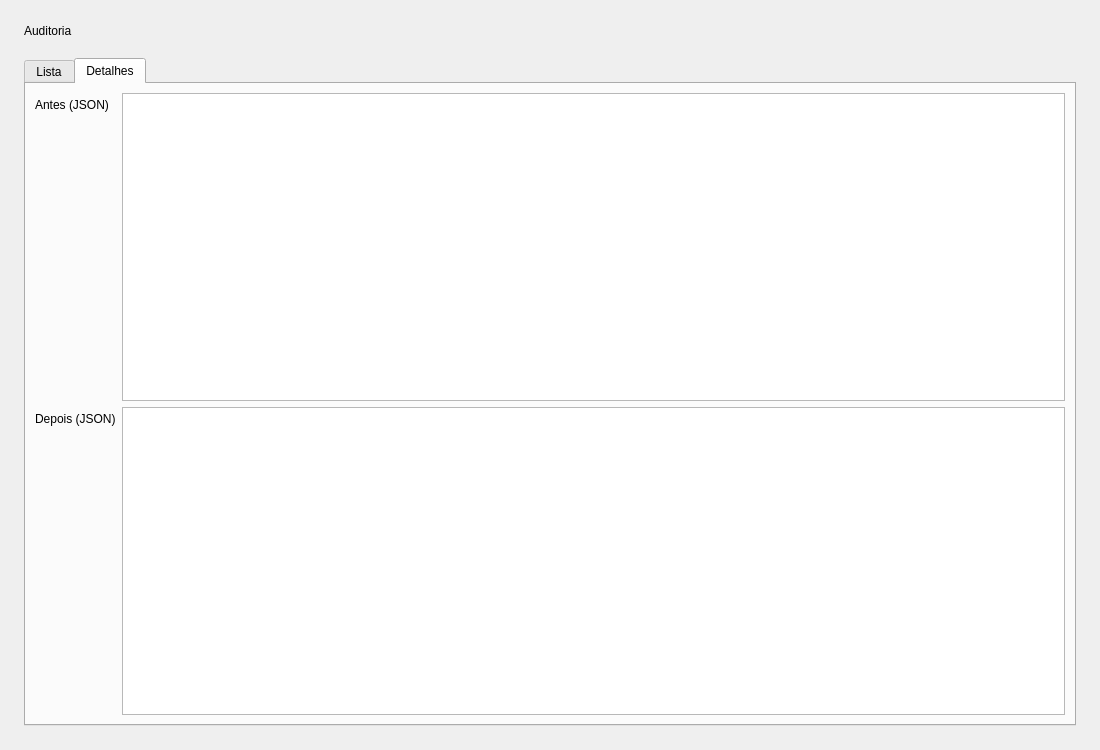
Old version of the form patp-main/Teste-Patrimonio/frontend/auditoria.ui in the repository zecadelgado/patp.
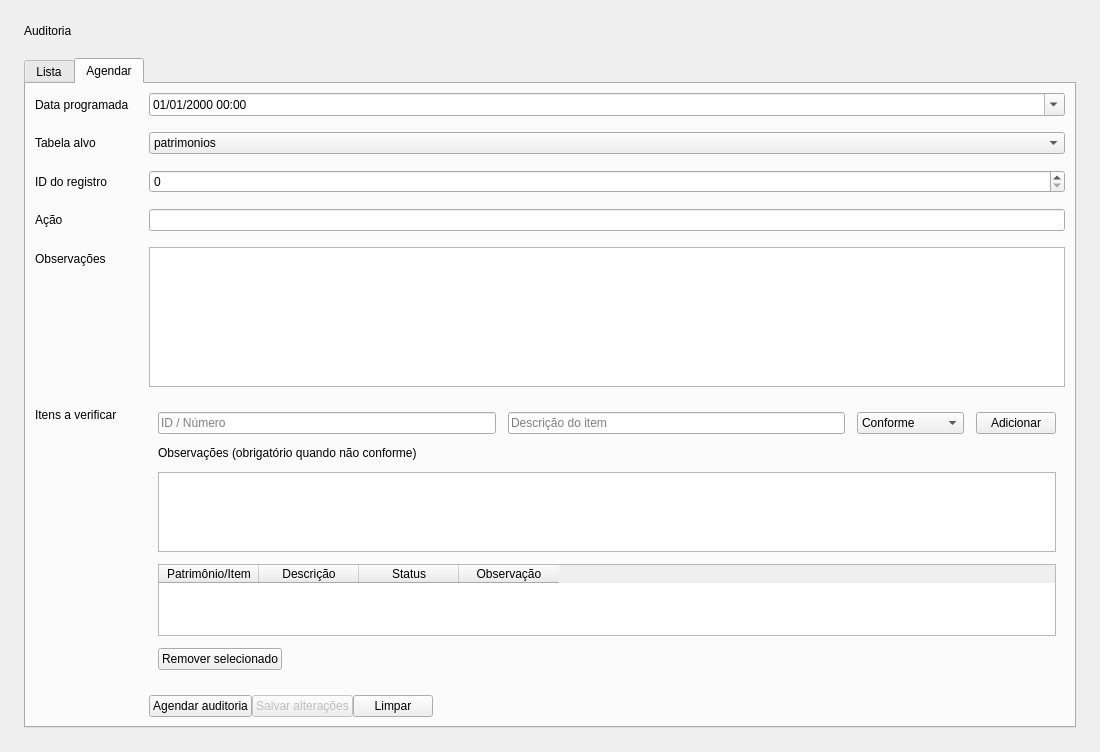
New version of the form. The open tabs and pages were chosen to show the change.

Patch:
```diff
--- a/patp-main/Teste-Patrimonio/frontend/auditoria.ui
+++ b/patp-main/Teste-Patrimonio/frontend/auditoria.ui
@@ -91,28 +91,297 @@
           </widget>
           <widget class="QWidget" name="tab_detalhes">
             <attribute name="title">
-              <string>Detalhes</string>
+              <string>Agendar</string>
             </attribute>
-            <layout class="QFormLayout" name="form">
+            <layout class="QFormLayout" name="form_agendar">
+              <property name="horizontalSpacing">
+                <number>20</number>
+              </property>
+              <property name="verticalSpacing">
+                <number>16</number>
+              </property>
               <item row="0" column="0">
                 <widget class="QLabel" name="lblAntes">
                   <property name="text">
-                    <string>Antes (JSON)</string>
+                    <string>Data programada</string>
                   </property>
                 </widget>
               </item>
               <item row="0" column="1">
-                <widget class="QPlainTextEdit" name="pte_antes" />
+                <widget class="QDateTimeEdit" name="dt_agendamento">
+                  <property name="calendarPopup">
+                    <bool>true</bool>
+                  </property>
+                  <property name="displayFormat">
+                    <string>dd/MM/yyyy HH:mm</string>
+                  </property>
+                </widget>
               </item>
               <item row="1" column="0">
                 <widget class="QLabel" name="lblDepois">
                   <property name="text">
-                    <string>Depois (JSON)</string>
+                    <string>Tabela alvo</string>
                   </property>
                 </widget>
               </item>
               <item row="1" column="1">
-                <widget class="QPlainTextEdit" name="pte_depois" />
+                <widget class="QComboBox" name="cb_tabela_auditoria">
+                  <item>
+                    <property name="text">
+                      <string>patrimonios</string>
+                    </property>
+                  </item>
+                  <item>
+                    <property name="text">
+                      <string>manutencoes</string>
+                    </property>
+                  </item>
+                  <item>
+                    <property name="text">
+                      <string>movimentacoes</string>
+                    </property>
+                  </item>
+                  <item>
+                    <property name="text">
+                      <string>notas_fiscais</string>
+                    </property>
+                  </item>
+                  <item>
+                    <property name="text">
+                      <string>setores_locais</string>
+                    </property>
+                  </item>
+                </widget>
+              </item>
+              <item row="2" column="0">
+                <widget class="QLabel" name="lblRegistro">
+                  <property name="text">
+                    <string>ID do registro</string>
+                  </property>
+                </widget>
+              </item>
+              <item row="2" column="1">
+                <widget class="QSpinBox" name="sb_registro_auditoria">
+                  <property name="maximum">
+                    <number>999999999</number>
+                  </property>
+                </widget>
+              </item>
+              <item row="3" column="0">
+                <widget class="QLabel" name="lblAcao">
+                  <property name="text">
+                    <string>Ação</string>
+                  </property>
+                </widget>
+              </item>
+              <item row="3" column="1">
+                <widget class="QLineEdit" name="le_acao_auditoria" />
+              </item>
+              <item row="4" column="0">
+                <widget class="QLabel" name="lblObservacoes">
+                  <property name="text">
+                    <string>Observações</string>
+                  </property>
+                </widget>
+              </item>
+              <item row="4" column="1">
+                <widget class="QPlainTextEdit" name="pte_observacoes_auditoria">
+                  <property name="minimumSize">
+                    <size>
+                      <width>0</width>
+                      <height>140</height>
+                    </size>
+                  </property>
+                </widget>
+              </item>
+              <item row="5" column="0">
+                <widget class="QLabel" name="lblItensAuditoria">
+                  <property name="text">
+                    <string>Itens a verificar</string>
+                  </property>
+                </widget>
+              </item>
+              <item row="5" column="1">
+                <widget class="QFrame" name="frame_itens_auditoria">
+                  <property name="frameShape">
+                    <enum>QFrame::Shape::NoFrame</enum>
+                  </property>
+                  <layout class="QVBoxLayout" name="verticalLayout_itens">
+                    <property name="spacing">
+                      <number>12</number>
+                    </property>
+                    <item>
+                      <layout class="QHBoxLayout" name="layout_item_inputs">
+                        <item>
+                          <widget class="QLineEdit" name="le_item_id_auditoria">
+                            <property name="placeholderText">
+                              <string>ID / Número</string>
+                            </property>
+                          </widget>
+                        </item>
+                        <item>
+                          <widget class="QLineEdit" name="le_item_descricao_auditoria">
+                            <property name="placeholderText">
+                              <string>Descrição do item</string>
+                            </property>
+                          </widget>
+                        </item>
+                        <item>
+                          <widget class="QComboBox" name="cb_item_conformidade">
+                            <item>
+                              <property name="text">
+                                <string>Conforme</string>
+                              </property>
+                            </item>
+                            <item>
+                              <property name="text">
+                                <string>Não conforme</string>
+                              </property>
+                            </item>
+                          </widget>
+                        </item>
+                        <item>
+                          <widget class="QPushButton" name="btn_add_item_auditoria">
+                            <property name="text">
+                              <string>Adicionar</string>
+                            </property>
+                          </widget>
+                        </item>
+                      </layout>
+                    </item>
+                    <item>
+                      <widget class="QLabel" name="lbl_item_observacao">
+                        <property name="text">
+                          <string>Observações (obrigatório quando não conforme)</string>
+                        </property>
+                      </widget>
+                    </item>
+                    <item>
+                      <widget class="QPlainTextEdit" name="pte_item_observacao">
+                        <property name="minimumSize">
+                          <size>
+                            <width>0</width>
+                            <height>80</height>
+                          </size>
+                        </property>
+                      </widget>
+                    </item>
+                    <item>
+                      <widget class="QTableWidget" name="tbl_itens_auditoria">
+                        <property name="editTriggers">
+                          <set>QAbstractItemView::EditTrigger::NoEditTriggers</set>
+                        </property>
+                        <property name="selectionBehavior">
+                          <enum>QAbstractItemView::SelectionBehavior::SelectRows</enum>
+                        </property>
+                        <property name="rowCount">
+                          <number>0</number>
+                        </property>
+                        <property name="columnCount">
+                          <number>4</number>
+                        </property>
+                        <column>
+                          <property name="text">
+                            <string>Patrimônio/Item</string>
+                          </property>
+                        </column>
+                        <column>
+                          <property name="text">
+                            <string>Descrição</string>
+                          </property>
+                        </column>
+                        <column>
+                          <property name="text">
+                            <string>Status</string>
+                          </property>
+                        </column>
+                        <column>
+                          <property name="text">
+                            <string>Observação</string>
+                          </property>
+                        </column>
+                      </widget>
+                    </item>
+                    <item>
+                      <layout class="QHBoxLayout" name="layout_itens_acoes">
+                        <item>
+                          <widget class="QPushButton" name="btn_remover_item_auditoria">
+                            <property name="text">
+                              <string>Remover selecionado</string>
+                            </property>
+                          </widget>
+                        </item>
+                        <item>
+                          <spacer name="spacer_itens">
+                            <property name="orientation">
+                              <enum>Qt::Orientation::Horizontal</enum>
+                            </property>
+                            <property name="sizeHint" stdset="0">
+                              <size>
+                                <width>40</width>
+                                <height>20</height>
+                              </size>
+                            </property>
+                          </spacer>
+                        </item>
+                      </layout>
+                    </item>
+                  </layout>
+                </widget>
+              </item>
+              <item row="6" column="0">
+                <spacer name="spacer_form_footer">
+                  <property name="orientation">
+                    <enum>Qt::Orientation::Vertical</enum>
+                  </property>
+                  <property name="sizeHint" stdset="0">
+                    <size>
+                      <width>20</width>
+                      <height>20</height>
+                    </size>
+                  </property>
+                </spacer>
+              </item>
+              <item row="6" column="1">
+                <layout class="QHBoxLayout" name="hbox_agendar_botoes">
+                  <item>
+                    <widget class="QPushButton" name="btn_agendar_auditoria">
+                      <property name="text">
+                        <string>Agendar auditoria</string>
+                      </property>
+                    </widget>
+                  </item>
+                  <item>
+                    <widget class="QPushButton" name="btn_salvar_edicao_auditoria">
+                      <property name="enabled">
+                        <bool>false</bool>
+                      </property>
+                      <property name="text">
+                        <string>Salvar alterações</string>
+                      </property>
+                    </widget>
+                  </item>
+                  <item>
+                    <widget class="QPushButton" name="btn_limpar_form_auditoria">
+                      <property name="text">
+                        <string>Limpar</string>
+                      </property>
+                    </widget>
+                  </item>
+                  <item>
+                    <spacer name="spacer_agendar">
+                      <property name="orientation">
+                        <enum>Qt::Orientation::Horizontal</enum>
+                      </property>
+                      <property name="sizeHint" stdset="0">
+                        <size>
+                          <width>40</width>
+                          <height>20</height>
+                        </size>
+                      </property>
+                    </spacer>
+                  </item>
+                </layout>
               </item>
             </layout>
           </widget>
```
Left out of the diff: 37 changed lines with no effect on the pictures.
